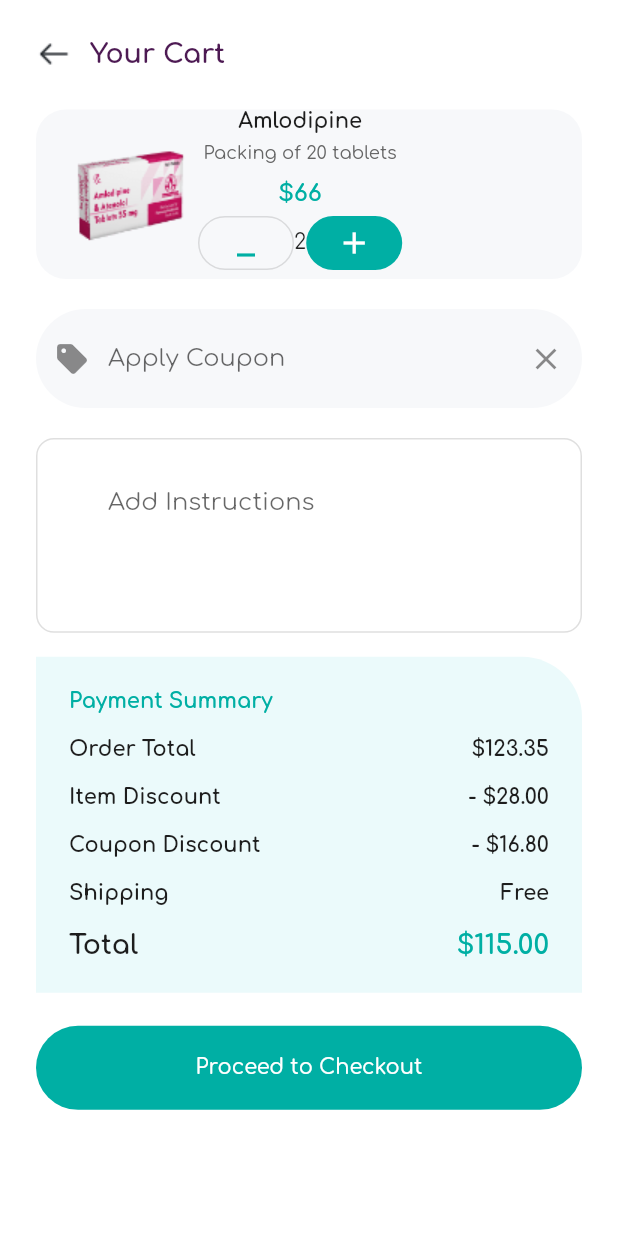
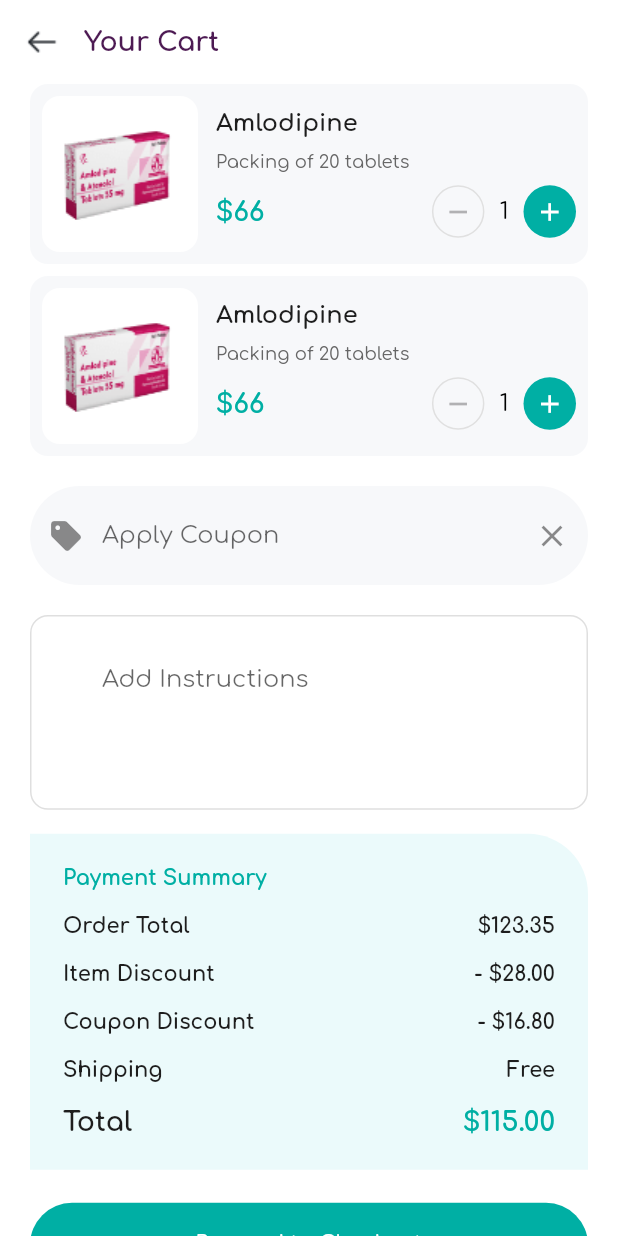
Before and after one commit to ramandeep04/profertility, a Flutter app: the CartScreen screen opened directly, on a phone screen of 412 x 824 dp. Run offline on Flutter 3.47's test engine with Material 2 defaults, Android fonts, the phone set to English and light mode, and no system bars; our stand-ins replace flutter_rating_bar, google_fonts.

Commit message:
cart screen

```diff
--- a/lib/screens/cart_screen.dart
+++ b/lib/screens/cart_screen.dart
@@ -1,4 +1,5 @@
 import 'package:flutter/material.dart';
+import 'package:profertility/screens/widgets/my_appbar.dart';
 import 'package:profertility/screens/widgets/primary_button.dart';
 
 class CartScreen extends StatelessWidget {
@@ -7,107 +8,20 @@ class CartScreen extends StatelessWidget {
   @override
   Widget build(BuildContext context) {
     return Scaffold(
+      appBar: const MyAppBar(title: "Your Cart"),
       body: SafeArea(
         child: ListView(
           children: [
             Padding(
-              padding:
-                  const EdgeInsets.symmetric(horizontal: 24.0, vertical: 24),
+              padding: const EdgeInsets.symmetric(horizontal: 20.0),
               child: Column(
                 crossAxisAlignment: CrossAxisAlignment.start,
                 children: [
-                  Row(
-                    mainAxisAlignment: MainAxisAlignment.spaceBetween,
-                    children: [
-                      Row(
-                        children: [
-                          Image.asset("assets/images/arrow-left.png"),
-                          const SizedBox(width: 12),
-                          const Text(
-                            "Your Cart",
-                            style: TextStyle(
-                                fontSize: 18,
-                                color: Color(0xff4d1a53),
-                                fontWeight: FontWeight.bold),
+                  const CartItem(),
+                  const SizedBox(
+                    height: 8,
                   ),
-                        ],
-                      )
-                    ],
-                  ),
-                  const SizedBox(height: 25),
-                  Container(
-                    padding: const EdgeInsets.symmetric(horizontal: 22),
-                    decoration: BoxDecoration(
-                      borderRadius: BorderRadius.circular(20),
-                      color: const Color(0xfff7f8fa),
-                    ),
-                    child: Column(
-                      children: [
-                        Row(
-                          children: [
-                            Image.asset(
-                              "assets/images/amlodipine.png",
-                            ),
-                            Column(
-                              children: [
-                                const Text(
-                                  "Amlodipine",
-                                  style: TextStyle(
-                                      color: Color(0xff1d1d1d),
-                                      fontWeight: FontWeight.bold),
-                                ),
-                                const SizedBox(height: 6),
-                                const Text(
-                                  "Packing of 20 tablets",
-                                  style: TextStyle(
-                                      color: Color(0xff666666), fontSize: 12),
-                                ),
-                                const SizedBox(height: 12),
-                                Row(
-                                  children: const [
-                                    Text(
-                                      "\$66",
-                                      style: TextStyle(
-                                          color: Color(0xff00afa4),
-                                          fontSize: 16,
-                                          fontWeight: FontWeight.bold),
-                                    ),
-                                  ],
-                                ),
-                                Row(
-                                  children: [
-                                    OutlinedButton(
-                                      onPressed: () {},
-                                      style: OutlinedButton.styleFrom(
-                                        fixedSize: const Size(24, 24),
-                                        shape: RoundedRectangleBorder(
-                                          borderRadius:
-                                              BorderRadius.circular(100),
-                                        ),
-                                      ),
-                                      child: const Icon(Icons.minimize),
-                                    ),
-                                    const Text('2'),
-                                    ElevatedButton(
-                                      style: ElevatedButton.styleFrom(
-                                        elevation: 0,
-                                        shape: RoundedRectangleBorder(
-                                          borderRadius:
-                                              BorderRadius.circular(100),
-                                        ),
-                                      ),
-                                      onPressed: () {},
-                                      child: const Icon(Icons.add),
-                                    ),
-                                  ],
-                                ),
-                              ],
-                            )
-                          ],
-                        ),
-                      ],
-                    ),
-                  ),
+                  const CartItem(),
                   const SizedBox(
                     height: 20,
                   ),
@@ -140,15 +54,39 @@ class CartScreen extends StatelessWidget {
                     ),
                   ),
                   const SizedBox(height: 16),
-                  Center(
-                    child: Container(
+                  const PaymentSummary(),
+                  const SizedBox(height: 22),
+                  Padding(
+                    padding: const EdgeInsets.only(bottom: 24),
+                    child: PrimaryButton(
+                      title: "Proceed to Checkout",
+                      onPressed: () {},
+                    ),
+                  ),
+                ],
+              ),
+            ),
+          ],
+        ),
+      ),
+    );
+  }
+}
+
+class PaymentSummary extends StatelessWidget {
+  const PaymentSummary({
+    Key? key,
+  }) : super(key: key);
+
+  @override
+  Widget build(BuildContext context) {
+    return Container(
       padding: const EdgeInsets.symmetric(
         horizontal: 22,
         vertical: 22,
       ),
       decoration: const BoxDecoration(
-                        borderRadius:
-                            BorderRadius.only(topRight: Radius.circular(40.0)),
+        borderRadius: BorderRadius.only(topRight: Radius.circular(40.0)),
         color: Color(0xffebfafb),
       ),
       child: Wrap(
@@ -157,8 +95,7 @@ class CartScreen extends StatelessWidget {
           const Text(
             "Payment Summary",
             style: TextStyle(
-                                color: Color(0xff00afa4),
-                                fontWeight: FontWeight.bold),
+                color: Color(0xff00afa4), fontWeight: FontWeight.bold),
           ),
           const SummaryWidget(
             leading: "Order Total",
@@ -197,21 +134,158 @@ class CartScreen extends StatelessWidget {
           ),
         ],
       ),
+    );
+  }
+}
+
+class CouponWidget extends StatelessWidget {
+  const CouponWidget({super.key});
+
+  @override
+  Widget build(BuildContext context) {
+    return Container();
+  }
+}
+
+class CartItem extends StatefulWidget {
+  final Size? buttonSize;
+  const CartItem({
+    Key? key,
+    this.buttonSize,
+  }) : super(key: key);
+
+  @override
+  State<CartItem> createState() => _CartItemState();
+}
+
+class _CartItemState extends State<CartItem> {
+  int amount = 1;
+
+  @override
+  Widget build(BuildContext context) {
+    final size = MediaQuery.of(context).size;
+    return Container(
+      constraints: BoxConstraints.tight(
+        Size(size.width, 120),
+      ),
+      padding: const EdgeInsets.symmetric(
+        horizontal: 8.0,
+        vertical: 8.0,
+      ),
+      decoration: BoxDecoration(
+        borderRadius: BorderRadius.circular(12),
+        color: const Color(0xfff7f8fa),
+      ),
+      child: Row(
+        children: [
+          AspectRatio(
+            aspectRatio: 1,
+            child: Container(
+              decoration: BoxDecoration(
+                  color: Colors.white,
+                  borderRadius: BorderRadius.circular(12.0)),
+              child: Image.asset(
+                "assets/images/amlodipine.png",
               ),
             ),
-                  const SizedBox(height: 22),
-                  Padding(
-                    padding: const EdgeInsets.only(bottom: 24),
-                    child: PrimaryButton(
-                      title: "Proceed to Checkout",
-                      onPressed: () {},
+          ),
+          const SizedBox(width: 12.0),
+          Expanded(
+            child: Column(
+              crossAxisAlignment: CrossAxisAlignment.start,
+              mainAxisAlignment: MainAxisAlignment.spaceEvenly,
+              children: [
+                const Text(
+                  "Amlodipine",
+                  style: TextStyle(
+                    color: Color(0xff1d1d1d),
+                    fontSize: 16.0,
+                    fontWeight: FontWeight.bold,
+                  ),
+                ),
+                const Text(
+                  "Packing of 20 tablets",
+                  style: TextStyle(
+                    color: Color(0xff666666),
+                    fontSize: 12,
+                  ),
+                ),
+                Row(
+                  mainAxisAlignment: MainAxisAlignment.spaceBetween,
+                  children: [
+                    const Text(
+                      "\$66",
+                      style: TextStyle(
+                        color: Color(0xff00afa4),
+                        fontSize: 18,
+                        fontWeight: FontWeight.bold,
+                      ),
+                    ),
+                    Row(
+                      children: [
+                        InkWell(
+                          onTap: () {
+                            setState(() {
+                              amount -= 1;
+                            });
+                          },
+                          child: Container(
+                            alignment: Alignment.center,
+                            constraints: BoxConstraints.tight(
+                              widget.buttonSize ?? const Size.square(35),
+                            ),
+                            decoration: BoxDecoration(
+                              shape: BoxShape.circle,
+                              border: Border.all(
+                                color: const Color(0xffE0E0E0),
+                              ),
+                            ),
+                            child: const Icon(
+                              Icons.remove,
+                              color: Color(0xffB1B1B3),
+                              size: 20,
+                            ),
+                          ),
+                        ),
+                        const SizedBox(width: 10.0),
+                        Text(
+                          "$amount",
+                          style: const TextStyle(
+                            color: Colors.black,
+                            fontSize: 16.0,
+                          ),
+                        ),
+                        const SizedBox(width: 10.0),
+                        InkWell(
+                          onTap: () {
+                            setState(() {
+                              amount += 1;
+                            });
+                          },
+                          child: Container(
+                            alignment: Alignment.center,
+                            constraints: BoxConstraints.tight(
+                             widget.buttonSize ?? const Size.square(35),
+                            ),
+                            decoration: BoxDecoration(
+                              shape: BoxShape.circle,
+                              color: Theme.of(context).primaryColor,
+                            ),
+                            child: const Icon(
+                              Icons.add,
+                              color: Colors.white,
+                              size: 20,
+                            ),
                           ),
                         ),
                       ],
                     ),
+                  ],
                 ),
               ],
             ),
+          )
+        ],
       ),
     );
   }
```
Lines whose indentation alone changed are shown as unchanged.
